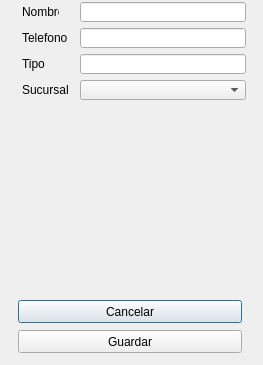
Before: the Qt Designer form ui_designer/supervisor_dialog.ui in Fairbrook/proyecto-SBD, drawn with Qt 5.
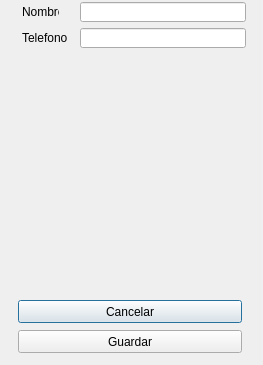
After: the same form once the commit is applied.

```diff
--- a/ui_designer/supervisor_dialog.ui
+++ b/ui_designer/supervisor_dialog.ui
@@ -39,30 +39,7 @@
     <string>Nombre</string>
    </property>
   </widget>
-  <widget class="QLineEdit" name="lineEdit_3">
-   <property name="geometry">
-    <rect>
-     <x>80</x>
-     <y>54</y>
-     <width>166</width>
-     <height>20</height>
-    </rect>
-   </property>
-  </widget>
-  <widget class="QLabel" name="label_5">
-   <property name="geometry">
-    <rect>
-     <x>22</x>
-     <y>80</y>
-     <width>52</width>
-     <height>20</height>
-    </rect>
-   </property>
-   <property name="text">
-    <string>Sucursal</string>
-   </property>
-  </widget>
-  <widget class="QLineEdit" name="lineEdit">
+  <widget class="QLineEdit" name="edit_nombre">
    <property name="geometry">
     <rect>
      <x>80</x>
@@ -108,29 +85,6 @@
     </rect>
    </property>
   </widget>
-  <widget class="QLabel" name="label_4">
-   <property name="geometry">
-    <rect>
-     <x>22</x>
-     <y>54</y>
-     <width>52</width>
-     <height>20</height>
-    </rect>
-   </property>
-   <property name="text">
-    <string>Tipo</string>
-   </property>
-  </widget>
-  <widget class="QComboBox" name="comboBox">
-   <property name="geometry">
-    <rect>
-     <x>80</x>
-     <y>80</y>
-     <width>166</width>
-     <height>20</height>
-    </rect>
-   </property>
-  </widget>
  </widget>
  <resources/>
  <connections/>
```
Left out of the diff: 6 changed lines with no effect on the pictures.
